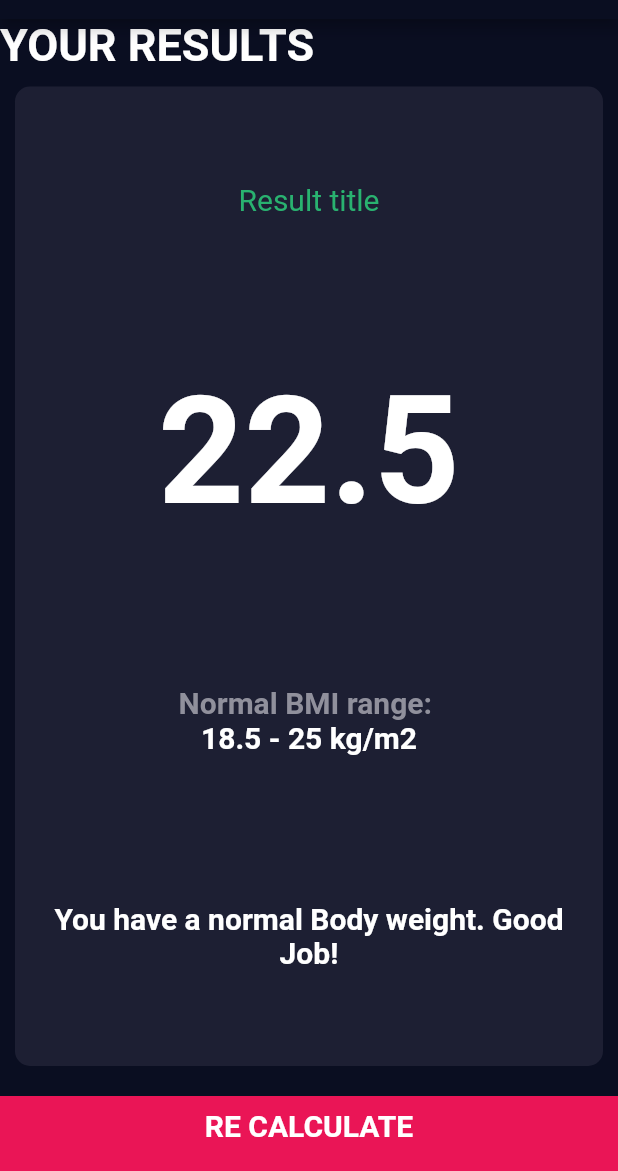
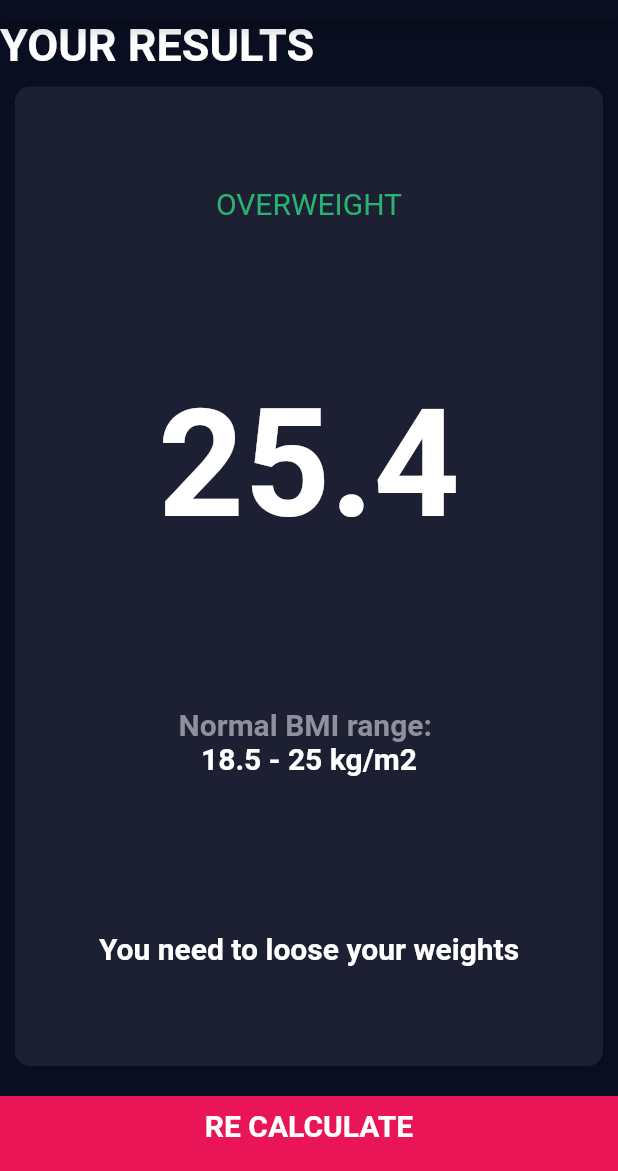
Before and after one commit to Mahfuz007/bmi-calculator, a Flutter app: the screen it shows after launch, after a tap on "CALCULATE", on a phone screen of 412 x 824 dp, the part 65-1236 px from its top. Run offline on Flutter 3.47's test engine with Material 2 defaults, Android fonts, the phone set to English and light mode, and no system bars.

Commit message:
show calculated bmi result in result page

```diff
--- a/lib/Screens/input_page.dart
+++ b/lib/Screens/input_page.dart
@@ -1,5 +1,6 @@
 import 'package:bmi_calculator/Screens/result_page.dart';
 import 'package:bmi_calculator/Widgets/floatingButton.dart';
+import 'package:bmi_calculator/calculateBmi.dart';
 import 'package:bmi_calculator/constants.dart';
 import 'package:flutter/material.dart';
 import 'package:bmi_calculator/Widgets/ReusableCard.dart';
@@ -31,7 +32,9 @@ class _InputPageState extends State<InputPage> {
               children: <Widget>[
                 Expanded(
                   child: ReusableCard(
-                    color: selectedGender == Gender.male ? kActiveColor: kInactiveColor,
+                    color: selectedGender == Gender.male
+                        ? kActiveColor
+                        : kInactiveColor,
                     onTap: () {
                       setState(() {
                         selectedGender = Gender.male;
@@ -43,12 +46,18 @@ class _InputPageState extends State<InputPage> {
                         Icon(
                           Icons.male,
                           size: 80.0,
-                          color: selectedGender == Gender.male ? kWhiteColor: kInactiveTitleColor,
+                          color: selectedGender == Gender.male
+                              ? kWhiteColor
+                              : kInactiveTitleColor,
                         ),
-                        const SizedBox(height: 10.0,),
+                        const SizedBox(
+                          height: 10.0,
+                        ),
                         Text(
                           kMaleCardTitle.toString(),
-                          style: selectedGender == Gender.male ? kActiveTitle: kInactiveTitle,
+                          style: selectedGender == Gender.male
+                              ? kActiveTitle
+                              : kInactiveTitle,
                         )
                       ],
                     ),
@@ -61,19 +70,27 @@ class _InputPageState extends State<InputPage> {
                         selectedGender = Gender.female;
                       });
                     },
-                    color: selectedGender == Gender.female ? kActiveColor: kInactiveColor,
+                    color: selectedGender == Gender.female
+                        ? kActiveColor
+                        : kInactiveColor,
                     child: Column(
                       mainAxisAlignment: MainAxisAlignment.spaceEvenly,
                       children: <Widget>[
                         Icon(
                           Icons.female,
                           size: 80.0,
-                          color: selectedGender == Gender.female ? kWhiteColor: kInactiveTitleColor,
+                          color: selectedGender == Gender.female
+                              ? kWhiteColor
+                              : kInactiveTitleColor,
                         ),
-                        const SizedBox(height: 10.0,),
+                        const SizedBox(
+                          height: 10.0,
+                        ),
                         Text(
                           kFemaleCardTitle.toString(),
-                          style: selectedGender == Gender.female ? kActiveTitle: kInactiveTitle,
+                          style: selectedGender == Gender.female
+                              ? kActiveTitle
+                              : kInactiveTitle,
                         )
                       ],
                     ),
@@ -157,7 +174,7 @@ class _InputPageState extends State<InputPage> {
                             FloatingButton(
                               onPressed: () {
                                 setState(() {
-                                  if(weight!=0) weight--;
+                                  if (weight != 0) weight--;
                                 });
                               },
                               child: const Icon(Icons.remove),
@@ -197,7 +214,7 @@ class _InputPageState extends State<InputPage> {
                             FloatingButton(
                               onPressed: () {
                                 setState(() {
-                                    if(age!=0) age--;
+                                  if (age != 0) age--;
                                 });
                               },
                               child: const Icon(Icons.remove),
@@ -221,9 +238,14 @@ class _InputPageState extends State<InputPage> {
             GestureDetector(
               onTap: () {
                 setState(() {
-                  Navigator.of(context).push(
-                    MaterialPageRoute(builder: (context)=> const ResultPage())
-                  );
+                  CalculateBmi result = CalculateBmi(sliderValue, weight, age);
+
+                  Navigator.of(context).push(MaterialPageRoute(
+                      builder: (context) => ResultPage(
+                            result: result.getCalculatedBMI(),
+                            resultMessage: result.getResultMessage(),
+                            resultTitle: result.getResultTitle(),
+                          )));
                 });
               },
               child: Container(
--- a/lib/Screens/result_page.dart
+++ b/lib/Screens/result_page.dart
@@ -3,8 +3,15 @@ import 'package:bmi_calculator/constants.dart';
 import 'package:flutter/material.dart';
 
 class ResultPage extends StatelessWidget {
-  const ResultPage({Key? key}) : super(key: key);
-
+  const ResultPage(
+      {Key? key,
+      required this.resultTitle,
+      required this.result,
+      required this.resultMessage})
+      : super(key: key);
+  final String resultTitle;
+  final double result;
+  final String resultMessage;
   @override
   Widget build(BuildContext context) {
     return Scaffold(
@@ -13,7 +20,7 @@ class ResultPage extends StatelessWidget {
       ),
       body: Column(
         mainAxisAlignment: MainAxisAlignment.spaceEvenly,
-        crossAxisAlignment: CrossAxisAlignment.start,
+        crossAxisAlignment: CrossAxisAlignment.stretch,
         children: <Widget>[
           Text(
             kResultPageTitle.toString(),
@@ -25,21 +32,34 @@ class ResultPage extends StatelessWidget {
               child: Column(
                 mainAxisAlignment: MainAxisAlignment.spaceAround,
                 children: <Widget>[
-                  const Text(
-                    "Result title",
-                    style: TextStyle(
+                  Text(
+                    resultTitle.toString(),
+                    style: const TextStyle(
                       fontSize: 20,
                       color: Color(0xFF29b270),
                     ),
                   ),
-                  const Text('22.5', style: kExtraLargeNumber,),
+                  Text(
+                    result.toStringAsFixed(1),
+                    style: kExtraLargeNumber,
+                  ),
                   Column(
                     children: const [
-                      Text('Normal BMI range: ', style: kInactiveTitle,),
-                      Text('18.5 - 25 kg/m2', style: kActiveTitle,),
+                      Text(
+                        'Normal BMI range: ',
+                        style: kInactiveTitle,
+                      ),
+                      Text(
+                        '18.5 - 25 kg/m2',
+                        style: kActiveTitle,
+                      ),
                     ],
                   ),
-                  const Text('You have a normal Body weight. Good Job!', style: kActiveTitle, textAlign: TextAlign.center,),
+                  Text(
+                    resultMessage.toString(),
+                    style: kActiveTitle,
+                    textAlign: TextAlign.center,
+                  ),
                 ],
               ),
             ),
--- a/lib/calculateBmi.dart
+++ b/lib/calculateBmi.dart
@@ -1,13 +1,15 @@
+import 'dart:math';
+
 class CalculateBmi {
   late double _bmi;
   late final int _height;
-  late final int _wight;
+  late final int _weight;
   late int _age;
 
-  CalculateBmi(this._height, this._wight, this._age);
+  CalculateBmi(this._height, this._weight, this._age);
 
   getCalculatedBMI() {
-    _bmi =  (_wight/(_height/1000));
+    _bmi =  (_weight/pow((_height/100), 2));
     return _bmi;
   }
 
```
Lines whose indentation alone changed are shown as unchanged.
